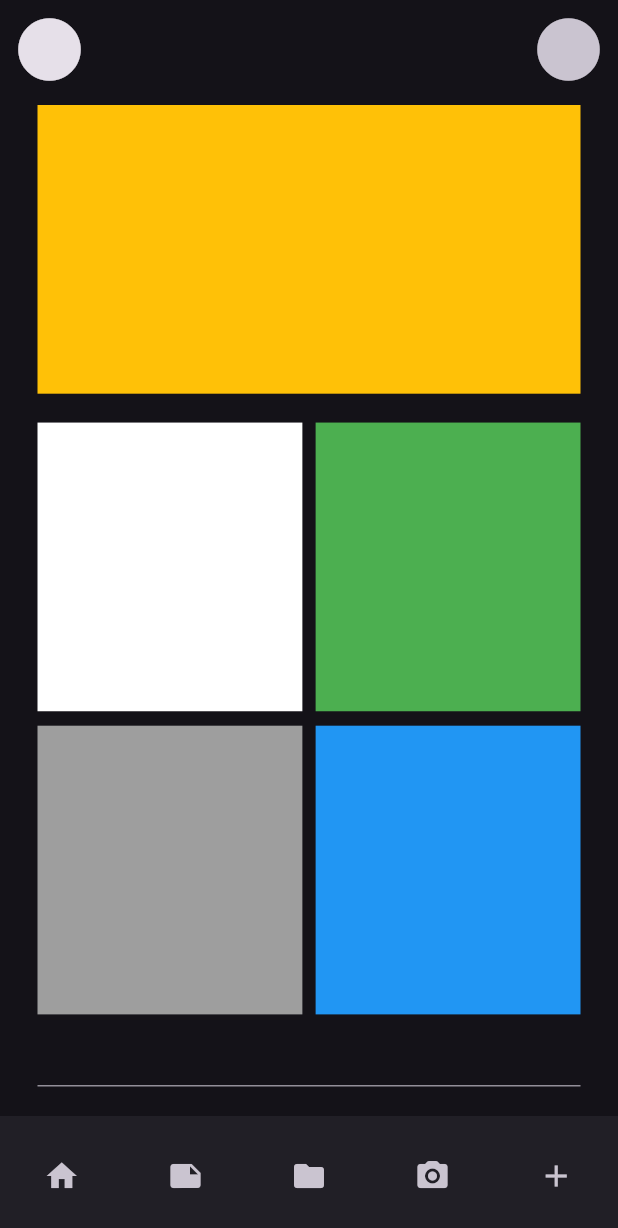
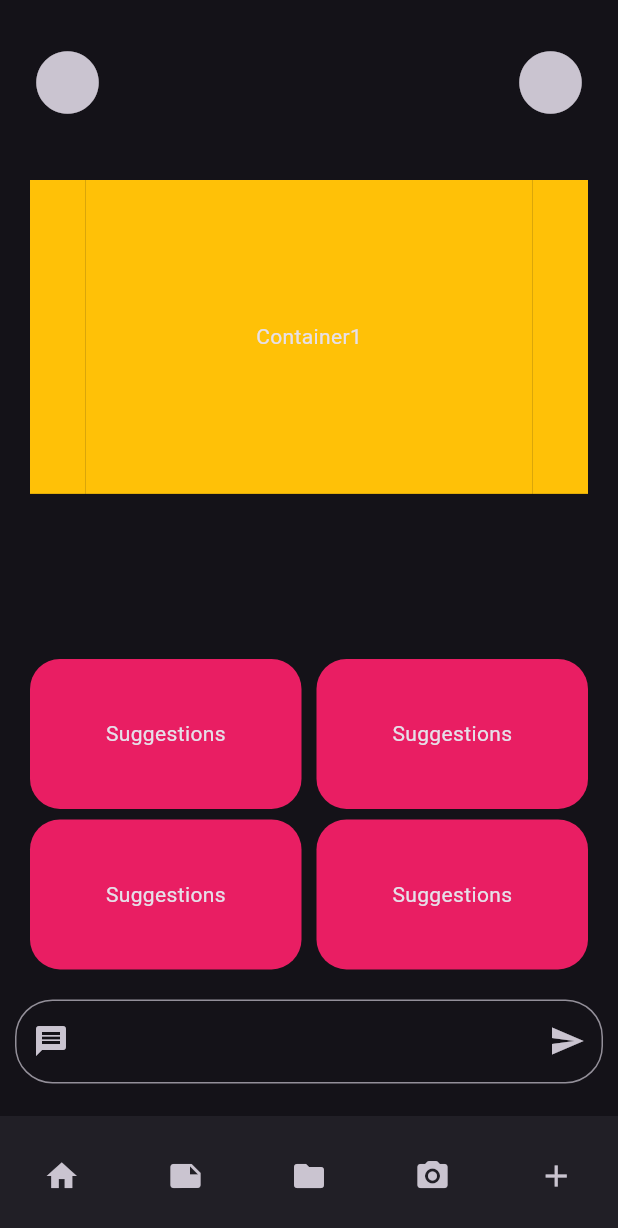
Before and after one commit to Adithya-1489181/TOURA, a Flutter app: the screen it shows after launch, on a phone screen of 412 x 824 dp. Shown: the top 1228 px of the screen. Run offline on Flutter 3.47's test engine with Material 3 defaults, Android fonts, the phone set to English and light mode, and no system bars; drawn by our look-alikes of carousel_slider.

Commit message:
Created home page
Reorganized the files. Implemented the home page.

```diff
--- a/toura/lib/UI/appbar.dart
+++ /dev/null
@@ -1,36 +0,0 @@
-import 'package:flutter/material.dart';
-
-// TODO: Implementation of onPressed functions and other things
-class TouraAppBar extends StatelessWidget implements PreferredSizeWidget {
-  const TouraAppBar({super.key});
-
-  @override
-  Size get preferredSize => const Size.fromHeight(60.0);
-
-  void printThings() {}
-
-  @override
-  Widget build(BuildContext context) {
-    return AppBar(
-      // toolbarHeight: 100,
-      leading: IconButton(
-        icon: const Icon(
-          Icons.circle,
-          size: 50,
-        ),
-        onPressed: () => print("Leading widget"),
-      ),
-      // leadingWidth: 100,
-      actions: <Widget>[
-        IconButton(
-          icon: const Icon(
-            Icons.circle,
-            size: 50,
-          ),
-          onPressed: () => print("Action widget circle1"),
-        ),
-      ],
-      // title: const Text('Toura'),
-    );
-  }
-}
--- a/toura/lib/UI/homepage.dart
+++ /dev/null
@@ -1,96 +0,0 @@
-import 'package:flutter/material.dart';
-
-import 'package:toura/UI/appbar.dart';
-import 'package:toura/UI/navigationbar.dart';
-
-class TouraHomePage extends StatefulWidget {
-  const TouraHomePage({super.key});
-
-  @override
-  State<TouraHomePage> createState() => _TouraHomePageState();
-}
-
-// TODO: Organizing and implementation of things in body
-class _TouraHomePageState extends State<TouraHomePage> {
-  @override
-  Widget build(BuildContext context) {
-    return Scaffold(
-      bottomNavigationBar: const TouraNavigationBar(),
-      appBar: const TouraAppBar(),
-      body: Container(
-        padding: const EdgeInsets.symmetric(
-          horizontal: 25,
-          vertical: 10,
-        ),
-        child: Column(
-          children: [
-            // Slide show widget
-            Flexible(
-              flex: 100,
-              child: Container(
-                color: Colors.amber,
-              ),
-            ),
-            const Spacer(
-              flex: 10,
-            ),
-            // Help Promts row 1
-            Flexible(
-              flex: 100,
-              child: Row(
-                children: [
-                  Flexible(
-                    flex: 100,
-                    child: Container(
-                      color: Colors.white,
-                    ),
-                  ),
-                  const Spacer(
-                    flex: 5,
-                  ),
-                  Flexible(
-                    flex: 100,
-                    child: Container(
-                      color: Colors.green,
-                    ),
-                  )
-                ],
-              ),
-            ),
-            const Spacer(
-              flex: 5,
-            ),
-            // Help prompts row 2
-            Flexible(
-              flex: 100,
-              child: Row(
-                children: [
-                  Flexible(
-                    flex: 100,
-                    child: Container(
-                      color: Colors.grey,
-                    ),
-                  ),
-                  const Spacer(
-                    flex: 5,
-                  ),
-                  Flexible(
-                    flex: 100,
-                    child: Container(
-                      color: Colors.blue,
-                    ),
-                  )
-                ],
-              ),
-            ),
-            // Chat box
-            const Flexible(
-              flex: 30,
-              child: TextField(),
-            ),
-          ],
-        ),
-      ),
-    );
-  }
-}
--- a/toura/lib/UI/navigationbar.dart
+++ /dev/null
@@ -1,34 +0,0 @@
-import 'package:flutter/material.dart';
-
-// TODO: Implementation of onPressed functions and other things
-class TouraNavigationBar extends StatelessWidget {
-  const TouraNavigationBar({super.key});
-
-  @override
-  Widget build(BuildContext context) {
-    return NavigationBar(
-      destinations: <Widget>[
-        IconButton(
-          icon: const Icon(Icons.home),
-          onPressed: () => print("Home"),
-        ),
-        IconButton(
-          icon: const Icon(Icons.note),
-          onPressed: () => print("note"),
-        ),
-        IconButton(
-          icon: const Icon(Icons.folder),
-          onPressed: () => print("folder"),
-        ),
-        IconButton(
-          icon: const Icon(Icons.camera_alt_rounded),
-          onPressed: () => print("camera"),
-        ),
-        IconButton(
-          icon: const Icon(Icons.add),
-          onPressed: () => print("add"),
-        ),
-      ],
-    );
-  }
-}
--- a/toura/lib/main.dart
+++ b/toura/lib/main.dart
@@ -1,26 +1,6 @@
 import 'package:flutter/material.dart';
-
-import 'package:toura/UI/homepage.dart';
+import 'package:toura/src/toura.dart';
 
 void main() {
   runApp(const Toura());
 }
-
-// TODO: Set up themes data and other things
-class Toura extends StatelessWidget {
-  const Toura({super.key});
-
-  @override
-  Widget build(BuildContext context) {
-    return MaterialApp(
-      title: "Toura",
-      debugShowCheckedModeBanner: false,
-      theme: ThemeData(
-        brightness: Brightness.dark,
-        primaryColor: Colors.blueGrey,
-        useMaterial3: true,
-      ),
-      home: const TouraHomePage(),
-    );
-  }
-}
--- /dev/null
+++ b/toura/lib/src/UI/home_page.dart
@@ -0,0 +1,196 @@
+import 'package:carousel_slider/carousel_slider.dart';
+import 'package:flutter/material.dart';
+
+class TouraHomePage extends StatelessWidget {
+  const TouraHomePage({super.key});
+
+  @override
+  Widget build(BuildContext context) {
+    return Scaffold(
+      bottomNavigationBar: NavigationBar(
+        destinations: [
+          IconButton(
+            icon: const Icon(Icons.home),
+            onPressed: () {},
+          ),
+          IconButton(
+            icon: const Icon(Icons.note),
+            onPressed: () {},
+          ),
+          IconButton(
+            icon: const Icon(Icons.folder),
+            onPressed: () {},
+          ),
+          IconButton(
+            icon: const Icon(Icons.camera_alt_rounded),
+            onPressed: () {},
+          ),
+          IconButton(
+            icon: const Icon(Icons.add),
+            onPressed: () {},
+          ),
+        ],
+      ),
+      body: SafeArea(
+        child: SingleChildScrollView(
+          reverse: true,
+          child: Column(
+            children: [
+              const SizedBox(
+                height: 20,
+              ),
+              Row(
+                mainAxisAlignment: MainAxisAlignment.spaceBetween,
+                children: [
+                  IconButton(
+                    padding: const EdgeInsets.symmetric(
+                      horizontal: 20,
+                      vertical: 10,
+                    ),
+                    icon: const Icon(
+                      Icons.circle,
+                      size: 50,
+                    ),
+                    onPressed: () {},
+                  ),
+                  IconButton(
+                    padding: const EdgeInsets.symmetric(
+                      horizontal: 20,
+                      vertical: 10,
+                    ),
+                    onPressed: () {},
+                    icon: const Icon(
+                      Icons.circle,
+                      size: 50,
+                    ),
+                  )
+                ],
+              ),
+              const SizedBox(
+                height: 20,
+              ),
+              Container(
+                padding:
+                    const EdgeInsets.symmetric(horizontal: 20, vertical: 10),
+                child: CarouselSlider(
+                  items: [1, 2]
+                      .map(
+                        (e) => Container(
+                          color: Colors.amber,
+                          child: Center(
+                            child: Text("Container$e"),
+                          ),
+                        ),
+                      )
+                      .toList(),
+                  options: CarouselOptions(
+                    aspectRatio: 16 / 9,
+                    autoPlay: true,
+                  ),
+                ),
+              ),
+              const SizedBox(
+                height: 100,
+              ),
+              Container(
+                padding: const EdgeInsets.symmetric(horizontal: 20),
+                child: Column(
+                  children: [
+                    Row(
+                      mainAxisAlignment: MainAxisAlignment.spaceAround,
+                      children: [
+                        Expanded(
+                          child: Container(
+                            height: 100,
+                            decoration: BoxDecoration(
+                              color: Colors.pink,
+                              borderRadius: BorderRadius.circular(20),
+                            ),
+                            child: const Center(
+                              child: Text("Suggestions"),
+                            ),
+                          ),
+                        ),
+                        const SizedBox(
+                          width: 10,
+                        ),
+                        Expanded(
+                          child: Container(
+                            height: 100,
+                            decoration: BoxDecoration(
+                              color: Colors.pink,
+                              borderRadius: BorderRadius.circular(20),
+                            ),
+                            child: const Center(
+                              child: Text("Suggestions"),
+                            ),
+                          ),
+                        )
+                      ],
+                    ),
+                    const SizedBox(
+                      height: 7,
+                    ),
+                    Row(
+                      mainAxisAlignment: MainAxisAlignment.spaceAround,
+                      children: [
+                        Expanded(
+                          child: Container(
+                            height: 100,
+                            decoration: BoxDecoration(
+                              color: Colors.pink,
+                              borderRadius: BorderRadius.circular(20),
+                            ),
+                            child: const Center(
+                              child: Text("Suggestions"),
+                            ),
+                          ),
+                        ),
+                        const SizedBox(
+                          width: 10,
+                        ),
+                        Expanded(
+                          child: Container(
+                            height: 100,
+                            decoration: BoxDecoration(
+                              color: Colors.pink,
+                              borderRadius: BorderRadius.circular(20),
+                            ),
+                            child: const Center(
+                              child: Text("Suggestions"),
+                            ),
+                          ),
+                        )
+                      ],
+                    ),
+                  ],
+                ),
+              ),
+              const SizedBox(
+                height: 20,
+              ),
+              Container(
+                margin: const EdgeInsets.symmetric(horizontal: 10),
+                child: TextField(
+                  decoration: InputDecoration(
+                    border: OutlineInputBorder(
+                      borderRadius: BorderRadius.circular(25),
+                    ),
+                    prefixIcon: IconButton(
+                      icon: const Icon(Icons.message),
+                      onPressed: () {},
+                    ),
+                    suffixIcon: IconButton(
+                      icon: const Icon(Icons.send),
+                      onPressed: () {},
+                    ),
+                  ),
+                ),
+              ),
+            ],
+          ),
+        ),
+      ),
+    );
+  }
+}
--- /dev/null
+++ b/toura/lib/src/toura.dart
@@ -0,0 +1,19 @@
+import 'package:flutter/material.dart';
+import 'package:toura/src/UI/home_page.dart';
+
+class Toura extends StatelessWidget {
+  const Toura({super.key});
+
+  @override
+  Widget build(BuildContext context) {
+    return MaterialApp(
+      title: "Toura",
+      theme: ThemeData(
+        brightness: Brightness.dark,
+        primaryColor: Colors.blueGrey,
+        useMaterial3: true,
+      ),
+      home: const TouraHomePage(),
+    );
+  }
+}
--- a/toura/pubspec.yaml
+++ b/toura/pubspec.yaml
@@ -30,11 +30,12 @@ environment:
 dependencies:
   flutter:
     sdk: flutter
-
+  carousel_slider: ^4.2.1
 
   # The following adds the Cupertino Icons font to your application.
   # Use with the CupertinoIcons class for iOS style icons.
   cupertino_icons: ^1.0.6
+  riverpod: ^2.5.1
 
 dev_dependencies:
   flutter_test:
@@ -45,7 +46,7 @@ dev_dependencies:
   # activated in the `analysis_options.yaml` file located at the root of your
   # package. See that file for information about deactivating specific lint
   # rules and activating additional ones.
-  flutter_lints: ^3.0.0
+  flutter_lints: ^4.0.0
 
 # For information on the generic Dart part of this file, see the
 # following page: https://dart.dev/tools/pub/pubspec
```
Also changed, not shown: toura/pubspec.lock, 1 other file.
